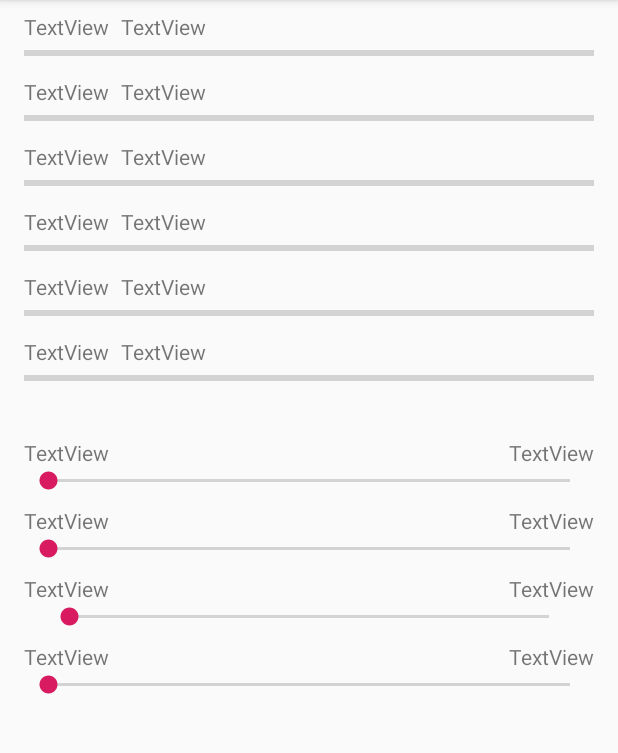
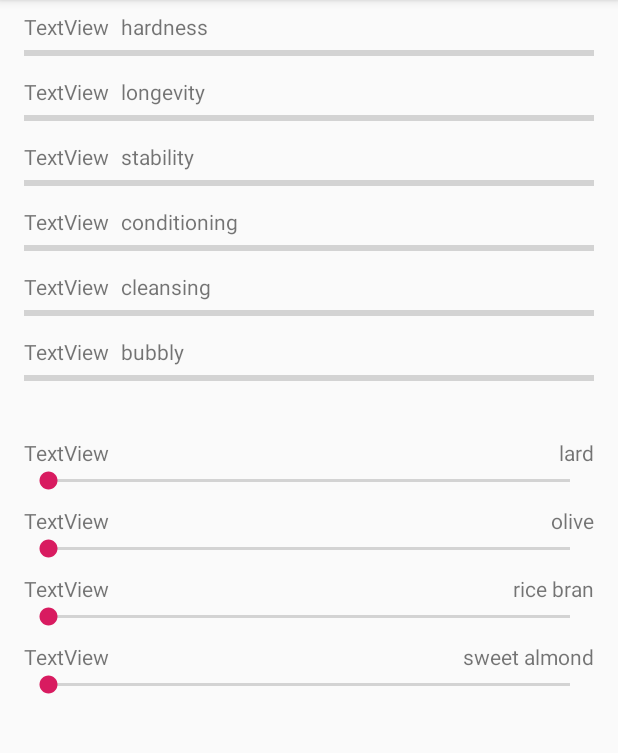
Before and after one commit to luluzapcat/RealtimeGraphics, an Android app: the screen it shows after launch (MainActivity), on a phone screen of 412 x 824 dp, the part 84-837 px from its top. Run offline under Robolectric (Android 15) with nearby library versions, the phone set to English and light mode, and no system bars; 11 statements that could not run were skipped.

Commit message:
Basics simple recipe working

```diff
--- a/app/src/main/res/layout/activity_main.xml
+++ b/app/src/main/res/layout/activity_main.xml
@@ -117,7 +117,7 @@
         app:layout_constraintTop_toBottomOf="@+id/pbD" />
 
     <ProgressBar
-        android:id="@+id/pBE"
+        android:id="@+id/pbE"
         style="?android:attr/progressBarStyleHorizontal"
         android:layout_width="0dp"
         android:layout_height="wrap_content"
@@ -138,7 +138,7 @@
         android:layout_marginTop="8dp"
         android:text="TextView"
         app:layout_constraintStart_toStartOf="parent"
-        app:layout_constraintTop_toBottomOf="@+id/pBE" />
+        app:layout_constraintTop_toBottomOf="@+id/pbE" />
 
     <ProgressBar
         android:id="@+id/pbF"
@@ -159,7 +159,7 @@
         android:layout_height="wrap_content"
         android:layout_marginStart="8dp"
         android:layout_marginLeft="8dp"
-        android:text="TextView"
+        android:text="hardness"
         app:layout_constraintStart_toEndOf="@+id/pbAtext1"
         app:layout_constraintTop_toTopOf="@+id/pbAtext1" />
 
@@ -169,7 +169,7 @@
         android:layout_height="wrap_content"
         android:layout_marginStart="8dp"
         android:layout_marginLeft="8dp"
-        android:text="TextView"
+        android:text="longevity"
         app:layout_constraintStart_toEndOf="@+id/pbBtext1"
         app:layout_constraintTop_toTopOf="@+id/pbBtext1" />
 
@@ -179,7 +179,7 @@
         android:layout_height="wrap_content"
         android:layout_marginStart="8dp"
         android:layout_marginLeft="8dp"
-        android:text="TextView"
+        android:text="stability"
         app:layout_constraintStart_toEndOf="@+id/pbCtext1"
         app:layout_constraintTop_toTopOf="@+id/pbCtext1" />
 
@@ -189,7 +189,7 @@
         android:layout_height="wrap_content"
         android:layout_marginStart="8dp"
         android:layout_marginLeft="8dp"
-        android:text="TextView"
+        android:text="conditioning"
         app:layout_constraintStart_toEndOf="@+id/pbDtext1"
         app:layout_constraintTop_toTopOf="@+id/pbDtext1" />
 
@@ -199,7 +199,7 @@
         android:layout_height="wrap_content"
         android:layout_marginStart="8dp"
         android:layout_marginLeft="8dp"
-        android:text="TextView"
+        android:text="cleansing"
         app:layout_constraintStart_toEndOf="@+id/pbEtext1"
         app:layout_constraintTop_toTopOf="@+id/pbEtext1" />
 
@@ -209,7 +209,7 @@
         android:layout_height="wrap_content"
         android:layout_marginStart="8dp"
         android:layout_marginLeft="8dp"
-        android:text="TextView"
+        android:text="bubbly"
         app:layout_constraintStart_toEndOf="@+id/pbFtext1"
         app:layout_constraintTop_toTopOf="@+id/pbFtext1" />
 
@@ -230,7 +230,7 @@
         android:layout_height="wrap_content"
         android:layout_marginEnd="16dp"
         android:layout_marginRight="16dp"
-        android:text="TextView"
+        android:text="lard"
         app:layout_constraintEnd_toEndOf="parent"
         app:layout_constraintTop_toTopOf="@+id/sb1text1" />
 
@@ -282,7 +282,7 @@
 
     <SeekBar
         android:id="@+id/sb3"
-        android:layout_width="352dp"
+        android:layout_width="0dp"
         android:layout_height="wrap_content"
         android:layout_marginStart="16dp"
         android:layout_marginLeft="16dp"
@@ -321,7 +321,7 @@
         android:layout_height="wrap_content"
         android:layout_marginEnd="16dp"
         android:layout_marginRight="16dp"
-        android:text="TextView"
+        android:text="olive"
         app:layout_constraintEnd_toEndOf="parent"
         app:layout_constraintTop_toTopOf="@+id/sb2text1" />
 
@@ -331,7 +331,7 @@
         android:layout_height="wrap_content"
         android:layout_marginEnd="16dp"
         android:layout_marginRight="16dp"
-        android:text="TextView"
+        android:text="rice bran"
         app:layout_constraintEnd_toEndOf="parent"
         app:layout_constraintTop_toTopOf="@+id/sb3text1" />
 
@@ -341,7 +341,7 @@
         android:layout_height="wrap_content"
         android:layout_marginEnd="16dp"
         android:layout_marginRight="16dp"
-        android:text="TextView"
+        android:text="sweet almond"
         app:layout_constraintEnd_toEndOf="parent"
         app:layout_constraintTop_toTopOf="@+id/sb4text1" />
 
```
